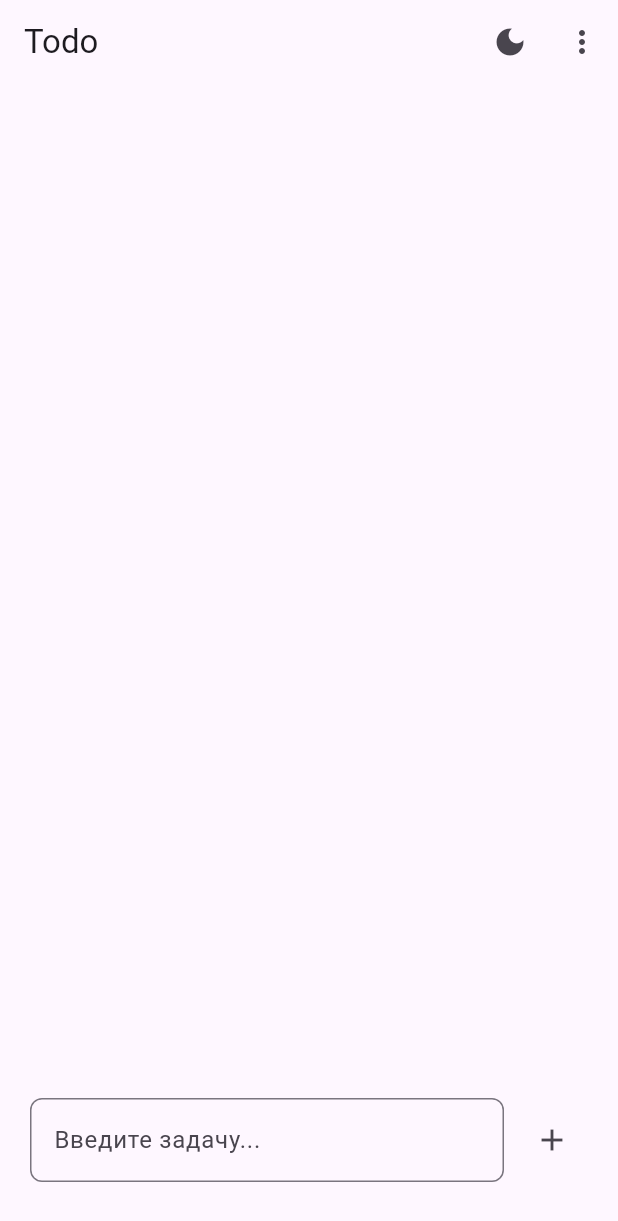
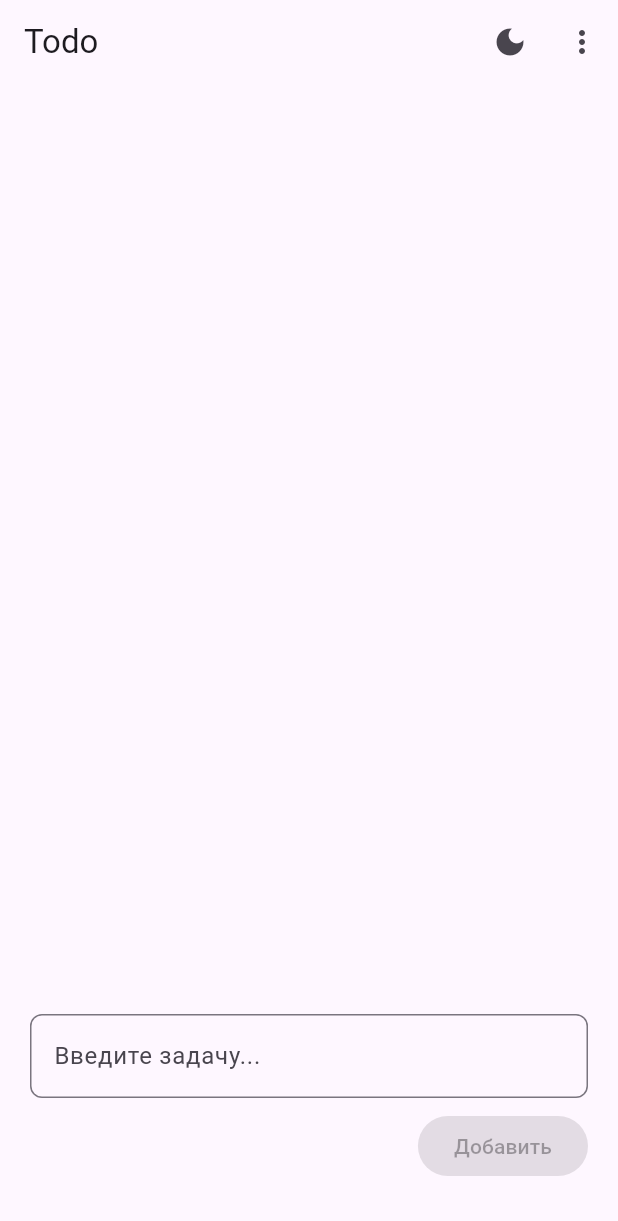
Before and after one commit to efimsivolap/photo_note, a Flutter app: the screen it shows after launch, on a phone screen of 412 x 824 dp. Shown: the top 1221 px of the screen. Run offline on Flutter 3.47's test engine with Material 3 defaults, Android fonts, the light colour scheme and no system bars; our stand-ins replace image_picker.

Commit message:
upd: divider in listView + themes

```diff
--- a/lib/main.dart
+++ b/lib/main.dart
@@ -1,4 +1,5 @@
 import 'package:flutter/material.dart';
+import 'package:photo_note/domain/theme_notifier.dart';
 import 'package:photo_note/ui/screens/todos_screen.dart';
 
 void main() {
@@ -10,14 +11,21 @@ class MyApp extends StatelessWidget {
 
   @override
   Widget build(BuildContext context) {
+    return ValueListenableBuilder(
+        valueListenable: ThemeNotifier.instance,
+        builder: (context, themeMode, child) {
           return MaterialApp(
             debugShowCheckedModeBanner: false,
             theme: ThemeData(
               colorScheme: ColorScheme.fromSeed(seedColor: Colors.deepPurple),
+              useMaterial3: true,
             ),
-      darkTheme: ThemeData.light(),
-      themeMode: ThemeMode.system,
+            darkTheme: ThemeData.dark(
+              useMaterial3: true,
+            ),
+            themeMode: themeMode,
             home: const TodosScreen(),
           );
+        });
   }
 }
--- a/lib/ui/screens/todos_screen.dart
+++ b/lib/ui/screens/todos_screen.dart
@@ -61,7 +61,10 @@ class _TodosScreenState extends State<TodosScreen> {
           TodosData() => Column(
               children: [
                 Expanded(
-                  child: ListView.builder(
+                  child: ListView.separated(
+                    separatorBuilder: (context, index) => const Divider(
+                      thickness: 0.5,
+                    ),
                     itemCount: todosState.todos.length,
                     itemBuilder: (BuildContext context, int index) {
                       final todo = todosState.todos[index];
--- a/lib/ui/widgets/todo_input_field.dart
+++ b/lib/ui/widgets/todo_input_field.dart
@@ -1,7 +1,10 @@
 import 'package:flutter/material.dart';
 
 class TodoInputField extends StatefulWidget {
-  const TodoInputField({super.key, required this.onCreate});
+  const TodoInputField({
+    super.key,
+    required this.onCreate,
+  });
 
   final Function(String title) onCreate;
 
@@ -10,11 +13,11 @@ class TodoInputField extends StatefulWidget {
 }
 
 class _TodoInputFieldState extends State<TodoInputField> {
-  final textCR = TextEditingController();
+  final _textCR = TextEditingController();
 
   @override
   void dispose() {
-    textCR.dispose();
+    _textCR.dispose();
     super.dispose();
   }
 
@@ -31,8 +34,11 @@ class _TodoInputFieldState extends State<TodoInputField> {
         child: Row(
           children: [
             Expanded(
-              child: TextField(
-                controller: textCR,
+              child: Column(
+                crossAxisAlignment: CrossAxisAlignment.end,
+                children: [
+                  TextField(
+                    controller: _textCR,
                     textInputAction: TextInputAction.done,
                     decoration: InputDecoration(
                       hintText: 'Введите задачу...',
@@ -41,11 +47,25 @@ class _TodoInputFieldState extends State<TodoInputField> {
                       ),
                     ),
                   ),
+                  SizedBox(height: 8),
+                  ValueListenableBuilder(
+                    valueListenable: _textCR,
+                    builder: (context, value, child) {
+                      return ElevatedButton(
+                        onPressed: value.text.isNotEmpty
+                            ? () {
+                                widget.onCreate(_textCR.text);
+                                _textCR.clear();
+                              }
+                            : null,
+                        child: const Text(
+                          "Добавить",
                         ),
-            const SizedBox(width: 8),
-            IconButton(
-              icon: const Icon(Icons.add),
-              onPressed: () => widget.onCreate(textCR.text),
+                      );
+                    },
+                  ),
+                ],
+              ),
             ),
           ],
         ),
--- a/lib/ui/widgets/todo_tile.dart
+++ b/lib/ui/widgets/todo_tile.dart
@@ -23,8 +23,8 @@ class TodoTile extends StatelessWidget {
     return ListTile(
       leading: todo.photos.isNotEmpty
           ? SizedBox(
-              width: 40,
-              height: 40,
+              width: 60,
+              height: 60,
               child: Stack(
                 children: [
                   ClipRRect(
```
Also changed, not shown: 3 other files. Lines whose indentation alone changed are shown as unchanged.
